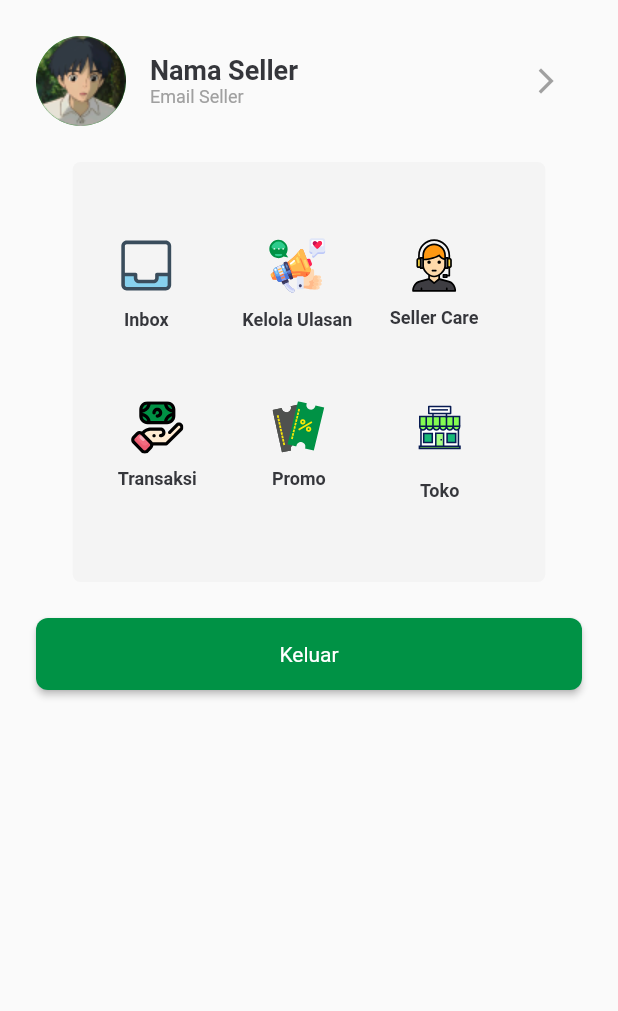
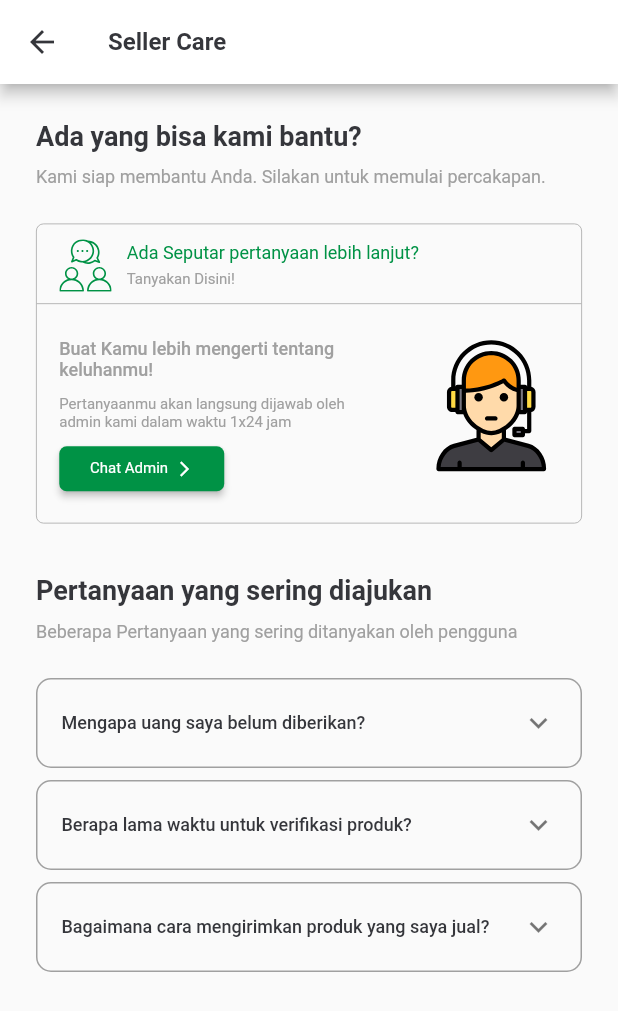
Before and after one commit to Akbarrzql/KangSayur-Seller, a Flutter app: the screen it shows after launch, on a phone screen of 412 x 824 dp. Shown: the top 1011 px of the screen. Run offline on Flutter 3.47's test engine with Material 2 defaults, Android fonts, the phone set to English and light mode, and no system bars; our stand-ins replace animated_splash_screen, currency_text_input_formatter, flutter_map, flutter_rating_bar, flutter_svg, geocoding and 6 more; project files that could hold a hidden picture were left out.

Commit message:
style [AR]: crate ui seller care and detai chat

```diff
--- a/lib/constants/app_constants.dart
+++ b/lib/constants/app_constants.dart
@@ -1,9 +1,9 @@
 import 'package:latlong2/latlong.dart';
 
 class AppConstants {
-  static const String mapBoxAccessToken = 'MAPBOX_ACCESS_TOKEN';
+  static const String mapBoxAccessToken = 'sk.eyJ1IjoiYWtiYXJyenFsMDgiLCJhIjoiY2xoOGtmaGhmMDlqZDNkcHMydDdqc3VpaiJ9.KubCryQvXJv8aOtbq0yhXQ';
 
-  static const String mapBoxStyleId = 'MAPBOX_STYLE_ID';
+  static const String mapBoxStyleId = 'https://api.mapbox.com/styles/v1/akbarrzql08/clh8nzyp500wh01pg5x086mq3/tiles/256/{z}/{x}/{y}@2x?access_token=sk.eyJ1IjoiYWtiYXJyenFsMDgiLCJhIjoiY2xoOGtmaGhmMDlqZDNkcHMydDdqc3VpaiJ9.KubCryQvXJv8aOtbq0yhXQ';
 
   static final myLocation = LatLng(-6.807778, 110.841623);
 }
--- a/lib/main.dart
+++ b/lib/main.dart
@@ -14,6 +14,7 @@ import 'package:kangsayur_seller/ui/produk/tambah_produk.dart';
 import 'package:kangsayur_seller/ui/profile/inbox.dart';
 import 'package:kangsayur_seller/ui/promo/list_promo.dart';
 import 'package:kangsayur_seller/ui/promo/promo.dart';
+import 'package:kangsayur_seller/ui/seller_care/seller_care.dart';
 import 'package:kangsayur_seller/ui/splash_screen/splash_screen.dart';
 import 'package:kangsayur_seller/ui/ulasan/review_ulasan_all.dart';
 
@@ -41,7 +42,7 @@ class MyApp extends StatelessWidget {
         // is not restarted.
         primarySwatch: Colors.green,
       ),
-      home: const ProfilePage(),
+      home: const SellerCarePage(),
     );
   }
 }
--- a/lib/ui/bottom_navigation/item/profile.dart
+++ b/lib/ui/bottom_navigation/item/profile.dart
@@ -3,6 +3,7 @@ import 'package:flutter_svg/flutter_svg.dart';
 import 'package:kangsayur_seller/common/color_value.dart';
 import 'package:kangsayur_seller/ui/profile/option_profile.dart';
 import 'package:kangsayur_seller/ui/promo/promo.dart';
+import 'package:kangsayur_seller/ui/seller_care/seller_care.dart';
 import 'package:kangsayur_seller/ui/transaksi/transaksi.dart';
 import 'package:kangsayur_seller/ui/ulasan/review_ulasan_all.dart';
 import 'package:kangsayur_seller/ui/widget/main_button.dart';
@@ -104,7 +105,9 @@ class _ProfilePageState extends State<ProfilePage> {
                                   Navigator.push(context, MaterialPageRoute(builder: (context) => const ReviewUlasanPage()));
                                 }),
                                 const SizedBox(width: 25,),
-                                KategoriProfile("Seller Care", "assets/svg/seller.svg"),
+                                KategoriProfile("Seller Care", "assets/svg/seller.svg", onTap: (){
+                                  Navigator.push(context, MaterialPageRoute(builder: (context) => const SellerCarePage()));
+                                }),
                               ],
                             ),
                             const SizedBox(height: 40,),
--- /dev/null
+++ b/lib/ui/seller_care/seller_care.dart
@@ -0,0 +1,281 @@
+import 'package:flutter/material.dart';
+import 'package:flutter_svg/svg.dart';
+import 'package:kangsayur_seller/ui/chat/detail_chat_seller.dart';
+
+import '../../common/color_value.dart';
+
+class SellerCarePage extends StatefulWidget {
+  const SellerCarePage({Key? key}) : super(key: key);
+
+  @override
+  State<SellerCarePage> createState() => _SellerCarePageState();
+}
+
+class _SellerCarePageState extends State<SellerCarePage> {
+  @override
+  Widget build(BuildContext context) {
+    final textTheme = Theme.of(context).textTheme;
+    return Scaffold(
+      appBar: AppBar(
+        backgroundColor: Colors.white,
+        title: Text(
+          'Seller Care',
+          style: Theme.of(context).textTheme.headline6!.copyWith(
+            color: ColorValue.neutralColor,
+            fontSize: 16,
+            fontWeight: FontWeight.w700,
+          ),
+        ),
+        leading: IconButton(
+          onPressed: () {
+            Navigator.pop(context);
+          },
+          icon: const Icon(
+            Icons.arrow_back,
+            color: ColorValue.neutralColor,
+          ),
+        ),
+      ),
+      body: SafeArea(
+        child: SingleChildScrollView(
+          padding: const EdgeInsets.symmetric(horizontal: 24, vertical: 24),
+          child: Column(
+            crossAxisAlignment: CrossAxisAlignment.start,
+            children: [
+              Text(
+                "Ada yang bisa kami bantu?",
+                style: textTheme.headline6!.copyWith(
+                  color: ColorValue.neutralColor,
+                  fontSize: 18,
+                  fontWeight: FontWeight.w600,
+                ),
+              ),
+              const SizedBox(height: 10,),
+              Text(
+                "Kami siap membantu Anda. Silakan untuk memulai percakapan.",
+                style: textTheme.bodyText2!.copyWith(
+                  color: ColorValue.hintColor,
+                  fontSize: 12,
+                  fontWeight: FontWeight.w400,
+                ),
+              ),
+              const SizedBox(height: 24,),
+              Container(
+            margin: const EdgeInsets.only(bottom: 10),
+            width: double.infinity,
+            height: 200,
+            decoration: BoxDecoration(
+              borderRadius: BorderRadius.circular(5),
+              border: Border.all(
+                color: ColorValue.hintColor,
+                width: 0.5,
+              ),
+            ),
+              child: Container(
+                child: Column(
+                  children: [
+                    Row(
+                      mainAxisAlignment: MainAxisAlignment.spaceBetween,
+                      children: [
+                        Container(
+                          padding: const EdgeInsets.fromLTRB(15, 10, 15, 0),
+                            child: Row(
+                              children: [
+                                Container(
+                                alignment: Alignment.topCenter,
+                                  child: SvgPicture.asset(
+                                  'assets/svg/seller_chat_care_icon.svg',
+                                  width: 35,
+                                  height: 35,
+                                ),
+                              ),
+                              const SizedBox(width: 10,),
+                            Column(
+                              crossAxisAlignment: CrossAxisAlignment.start,
+                              children: [
+                                Text(
+                                  "Ada Seputar pertanyaan lebih lanjut?",
+                                  style: Theme.of(context).textTheme.subtitle1!.copyWith(
+                                    fontWeight: FontWeight.w400,
+                                    fontSize: 12,
+                                    color: ColorValue.primaryColor,
+                                  ),
+                                ),
+                                const SizedBox(height: 5,),
+                                Text(
+                                  "Tanyakan Disini!",
+                                  style: Theme.of(context).textTheme.subtitle1!.copyWith(
+                                    fontWeight: FontWeight.w400,
+                                    fontSize: 10,
+                                    color: ColorValue.hintColor,
+                                  ),
+                                ),
+                              ],
+                            ),
+                          ],
+                        ),
+                      ),
+                    ],
+                  ),
+                  const Divider(
+                    color: ColorValue.hintColor,
+                    thickness: 0.5,
+                  ),
+                  const SizedBox(height: 10,),
+                  Container(
+                    padding: const EdgeInsets.fromLTRB(15, 5, 15, 0),
+                    child: Row(
+                      crossAxisAlignment: CrossAxisAlignment.start,
+                      mainAxisAlignment: MainAxisAlignment.spaceBetween,
+                      children: [
+                        Container(
+                          width: 193,
+                          child: Column(
+                            crossAxisAlignment: CrossAxisAlignment.start,
+                            children: [
+                              Text(
+                                "Buat Kamu lebih mengerti tentang keluhanmu!",
+                                style: Theme.of(context).textTheme.subtitle1!.copyWith(
+                                  fontWeight: FontWeight.w500,
+                                  fontSize: 12,
+                                  color: ColorValue.hintColor,
+                                ),
+                              ),
+                              const SizedBox(height: 10,),
+                              Text(
+                                "Pertanyaanmu akan langsung dijawab oleh admin kami dalam waktu 1x24 jam",
+                                style: Theme.of(context).textTheme.subtitle1!.copyWith(
+                                  fontWeight: FontWeight.w400,
+                                  fontSize: 10,
+                                  color: ColorValue.hintColor,
+                                ),
+                              ),
+                              const SizedBox(height: 10,),
+                              Container(
+                                alignment: Alignment.center,
+                                height: 30,
+                                width: 110,
+                                child: ElevatedButton(
+                                  onPressed: () {
+                                    Navigator.push(
+                                      context,
+                                      MaterialPageRoute(
+                                        builder: (context) => const DetailChatSellerPage(),
+                                      ),
+                                    );
+                                  },
+                                  style: ElevatedButton.styleFrom(
+                                    primary: ColorValue.primaryColor,
+                                    shape: RoundedRectangleBorder(
+                                      borderRadius: BorderRadius.circular(5),
+                                    ),
+                                  ),
+                                  child: Row(
+                                    mainAxisAlignment: MainAxisAlignment.center,
+                                    children: [
+                                      Text(
+                                        "Chat Admin",
+                                        style: Theme.of(context).textTheme.subtitle1!.copyWith(
+                                          fontWeight: FontWeight.w400,
+                                          fontSize: 10,
+                                          color: Colors.white,
+                                        ),
+                                      ),
+                                      const SizedBox(width: 5,),
+                                      Icon(
+                                        Icons.arrow_forward_ios,
+                                        color: Colors.white,
+                                        size: 12,
+                                      ),
+                                    ],
+                                  ),
+                                ),
+                              )
+                            ],
+                          ),
+                        ),
+                        Container(
+                          child: SvgPicture.asset(
+                            'assets/svg/seller_icon_card.svg',
+                            width: 90,
+                            height: 90,
+                          ),
+                        ),
+                      ],
+                    ),
+                  ),
+                  const SizedBox(height: 5,),
+                ],
+              ),
+            ),
+          ),
+              const SizedBox(height: 24,),
+              Text(
+                "Pertanyaan yang sering diajukan",
+                style: textTheme.headline6!.copyWith(
+                  color: ColorValue.neutralColor,
+                  fontSize: 18,
+                  fontWeight: FontWeight.w600,
+                ),
+              ),
+              const SizedBox(height: 10,),
+              Text(
+                "Beberapa Pertanyaan yang sering ditanyakan oleh pengguna",
+                style: textTheme.bodyText2!.copyWith(
+                  color: ColorValue.hintColor,
+                  fontSize: 12,
+                  fontWeight: FontWeight.w400,
+                ),
+              ),
+              const SizedBox(height: 24,),
+              expansion("Mengapa uang saya belum diberikan?", "Uang anda belum diberikan karena anda belum mengirimkan barang yang telah dibeli oleh pembeli, dan uang akan diberikan setelah pembeli sudah menerima barang yang anda kirimkan."),
+              expansion("Berapa lama waktu untuk verifikasi produk?", "Waktu verifikasi produk adalah 1x24 jam setelah anda mengirimkan produk yang anda jual. Jika lebih dari 1x24 jam, silahkan hubungi admin kami."),
+              expansion("Bagaimana cara mengirimkan produk yang saya jual?", "Anda dapat mengirimkan produk yang anda jual melalui jasa pengiriman yang telah anda sedikan pada aplikasi driver kami. Jika anda belum memiliki jasa pengiriman, anda dapat menghubungi admin kami untuk membantu anda."),
+            ],
+          ),
+        ),
+      ),
+    );
+  }
+
+  Widget expansion(String header, String body) {
+    return Container(
+      margin: const EdgeInsets.only(bottom: 8),
+      decoration: BoxDecoration(
+        borderRadius: BorderRadius.circular(10),
+        border: Border.all(
+          color:  ColorValue.hintColor,
+        ),
+        color: Colors.transparent,
+      ),
+      child: ClipRRect(
+        borderRadius: BorderRadius.circular(10),
+        child: Theme(
+          data: Theme.of(context).copyWith(
+            dividerColor: Colors.transparent,
+            accentColor: Colors.transparent,
+          ),
+          child: ExpansionTile(
+            title: Text(
+              header,
+              style: const TextStyle(
+                  fontSize: 12,
+                  color: ColorValue.neutralColor,
+                  fontWeight: FontWeight.w500),
+            ),
+            children: [
+              Padding(
+                padding: const EdgeInsets.fromLTRB(15, 0, 15, 21),
+                child: Text(
+                  body,
+                  style: const TextStyle(
+                      fontSize: 10, color: ColorValue.neutralColor),
+                ),
+              )
+            ],
+          ),
+        ),
+      ),
+    );
+  }
+}
```
Also changed, not shown: lib/ui/chat/detail_chat_seller.dart (added, +336 -0 lines), assets/images/admin_ava.png (added), assets/svg/seller_chat_care_icon.svg (added), assets/svg/seller_icon_card.svg (added).
